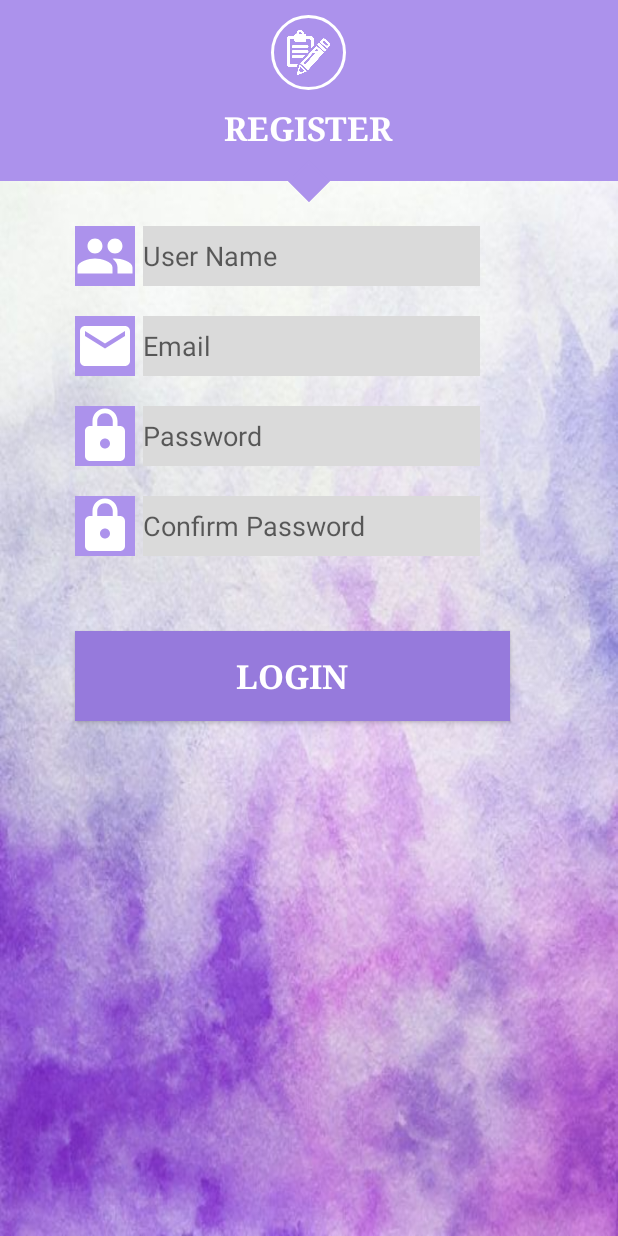
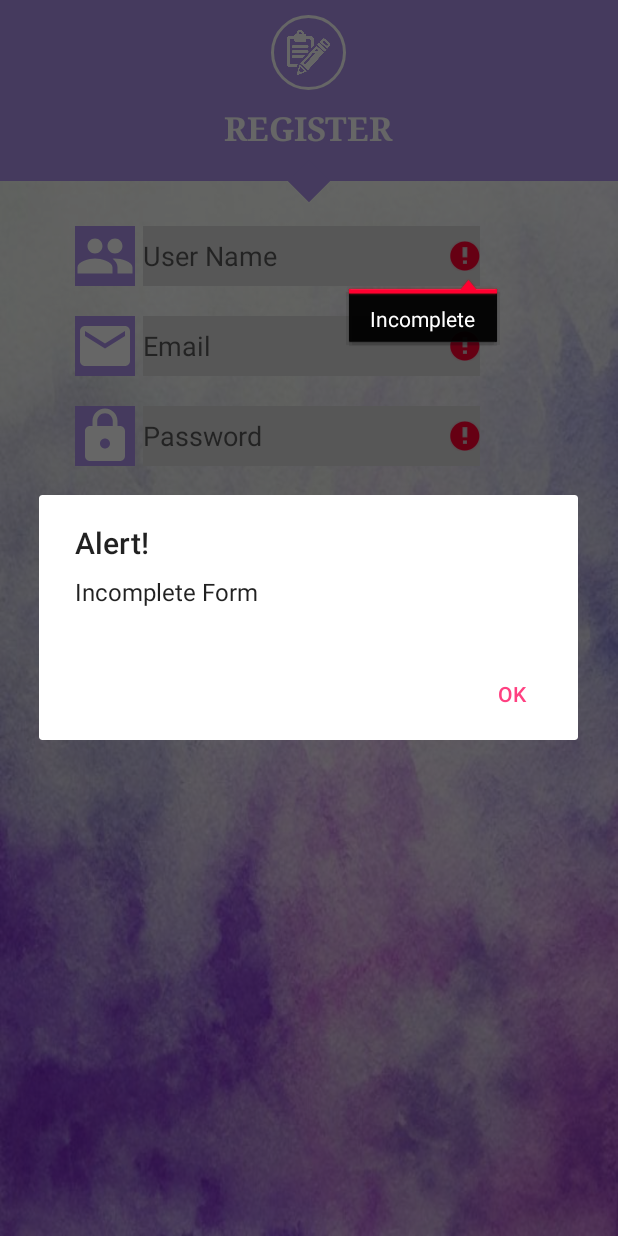
Before and after one commit to shannenbravo/SQUAD-anroid-app, an Android app: the RegisterUser screen opened directly, with no data from a screen before it, after a tap on "LOGIN", on a phone screen of 412 x 824 dp. Run offline under Robolectric (Android 15) with nearby library versions, the phone set to English and light mode, and no system bars; our stand-ins replace Firebase (no records; nobody signed in at launch, a user with empty details on screens opened directly).

Commit message:
vaidation added in

```diff
--- a/app/src/main/java/project1/mobile/cs/fsu/edu/squad/RegisterUser.java
+++ b/app/src/main/java/project1/mobile/cs/fsu/edu/squad/RegisterUser.java
@@ -1,5 +1,7 @@
 package project1.mobile.cs.fsu.edu.squad;
 
+import android.app.AlertDialog;
+import android.content.DialogInterface;
 import android.content.Intent;
 import android.os.Bundle;
 import android.support.annotation.NonNull;
@@ -8,15 +10,14 @@ import android.util.Log;
 import android.view.View;
 import android.widget.Button;
 import android.widget.EditText;
-import android.widget.Toast;
 
-import com.google.firebase.database.DatabaseReference;
-import com.google.firebase.database.FirebaseDatabase;
 import com.google.android.gms.tasks.OnCompleteListener;
 import com.google.android.gms.tasks.Task;
 import com.google.firebase.auth.AuthResult;
 import com.google.firebase.auth.FirebaseAuth;
 import com.google.firebase.auth.FirebaseUser;
+import com.google.firebase.database.DatabaseReference;
+import com.google.firebase.database.FirebaseDatabase;
 
 import java.util.Random;
 
@@ -32,19 +33,20 @@ public class RegisterUser extends AppCompatActivity {
     String uemail;
     String uName;
     String uPassword;
-    float lon;
-    float lat;
+    String cPassWord;
+    double lon;
+    double lat;
 
 
-    public float getRandomNumberLat(){
+    public double getRandomNumberLat(){
         Random r = new Random();
-        float randomLat = -80 + r.nextFloat() * (80 - (-80));
+        double randomLat = -80 + r.nextDouble() * (80 - (-80));
         return randomLat;
     }
 
-    public float getRandomNumberLon(){
+    public double getRandomNumberLon(){
         Random r = new Random();
-        float randomLon = -80 + r.nextFloat() * (80 - (-80));
+        double randomLon = -80 + r.nextDouble() * (80 - (-80));
         return randomLon;
     }
 
@@ -56,13 +58,44 @@ public class RegisterUser extends AppCompatActivity {
         name = (EditText)findViewById(R.id.name);
         email = (EditText)findViewById(R.id.email);
         password = (EditText)findViewById(R.id.editPassword);
+        cPassword = (EditText)findViewById(R.id.cPassword);
 
         mAuth = FirebaseAuth.getInstance();
 
         reggiNow.setOnClickListener(new View.OnClickListener() {
             @Override
             public void onClick(View view) {
-                sendData();
+                uemail = email.getText().toString().trim();
+                uName = name.getText().toString().trim();
+                uPassword = password.getText().toString().trim();
+                cPassWord = cPassword.getText().toString().trim();
+                if(uemail.matches("") || uName.matches("") || uPassword.matches("") || cPassWord.matches("")){
+
+                    showAlert("Incomplete Form");
+
+                    if(uemail.matches(""))
+                        email.setError("Incomplete");
+                    if(uName.matches(""))
+                        name.setError("Incomplete");
+
+                    if(uPassword.matches(""))
+                        password.setError("Incomplete");
+
+                    if(cPassWord.matches(""))
+                        cPassword.setError("Incomplete");
+
+                }else {
+
+                    if(!uPassword.matches(cPassWord)){
+                        showAlert("password des not match");
+                        cPassword.setError("Password does not match");
+                    }else {
+                        sendData();
+                    }
+
+//                    sendData();
+                }
+
             }
         });
 
@@ -72,9 +105,9 @@ public class RegisterUser extends AppCompatActivity {
     public void sendData(){
         //TODO checks for the input
 
-        uemail = email.getText().toString();
-        uName = name.getText().toString();
-        uPassword = password.getText().toString();
+//        uemail = email.getText().toString().trim();
+//        uName = name.getText().toString().trim();
+//        uPassword = password.getText().toString().trim();
 
         lon = getRandomNumberLon();
         lat = getRandomNumberLat();
@@ -90,14 +123,15 @@ public class RegisterUser extends AppCompatActivity {
                             DatabaseReference ref = database.getReference("Users");
                             FirebaseUser user = mAuth.getCurrentUser();
                             ref.child(user.getUid()).setValue(new SquadUser(uName,uemail,uPassword, lon, lat ));
-                            Intent intent = new Intent(RegisterUser.this, MainActivity.class);
+                            Intent intent = new Intent(RegisterUser.this, GridMenu.class);
                             startActivity(intent);
 
                         } else {
                             // If sign in fails, display a message to the user.
                             Log.w(TAG, "createUserWithEmail:failure", task.getException());
-                            Toast.makeText(RegisterUser.this, "Create user failed.",
-                                    Toast.LENGTH_SHORT).show();
+//                            Toast.makeText(RegisterUser.this, "Create user failed.",
+//////                                    Toast.LENGTH_SHORT).show();
+                            showAlert(task.getException().toString());
 
 
                         }
@@ -105,4 +139,19 @@ public class RegisterUser extends AppCompatActivity {
                 });
 
     }
+
+
+    public void showAlert(String errMessage){
+        AlertDialog.Builder formNotComplete = new AlertDialog.Builder(RegisterUser.this);
+        formNotComplete.setMessage(errMessage).setCancelable(false).setPositiveButton("OK", new DialogInterface.OnClickListener() {
+            @Override
+            public void onClick(DialogInterface dialogInterface, int i) {
+                dialogInterface.cancel();
+            }
+        });
+
+        AlertDialog alert = formNotComplete.create();
+        alert.setTitle("Alert!");
+        alert.show();
+    }
 }
```
Also changed, not shown: app/src/main/java/project1/mobile/cs/fsu/edu/squad/MainActivity.java (+47 -2 lines), app/src/main/java/project1/mobile/cs/fsu/edu/squad/MapsActivity.java (+16 -0 lines), app/src/main/java/project1/mobile/cs/fsu/edu/squad/SquadUser.java (+5 -5 lines).
